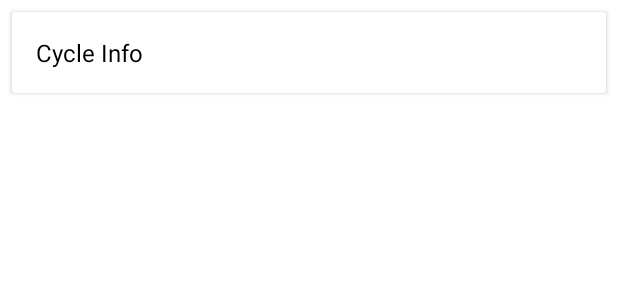
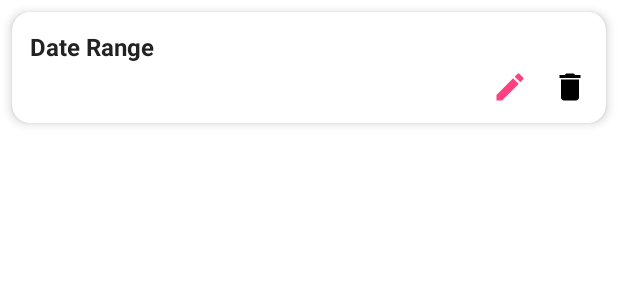
Before and after one commit to juniemariam/SyncWell, an Android app: the layout item_cycle_log.xml on its own in the app's theme, with its tools: preview values and no code run, on a phone screen of 412 x 824 dp. Shown: the top 300 px of the screen. Run offline under Robolectric (Android 15) with nearby library versions, the phone set to English and light mode, and no system bars.

Commit message:
Changes for layout

```diff
--- a/app/src/main/res/layout/item_cycle_log.xml
+++ b/app/src/main/res/layout/item_cycle_log.xml
@@ -1,16 +1,50 @@
 <?xml version="1.0" encoding="utf-8"?>
 <androidx.cardview.widget.CardView xmlns:android="http://schemas.android.com/apk/res/android"
+    xmlns:app="http://schemas.android.com/apk/res-auto"
     android:layout_width="match_parent"
+    android:layout_height="wrap_content"
     android:layout_margin="8dp"
-    android:layout_height="wrap_content"
-    android:elevation="4dp">
+    app:cardCornerRadius="12dp"
+    app:cardElevation="4dp">
 
-    <TextView
-        android:id="@+id/cycleLogText"
+    <LinearLayout
         android:layout_width="match_parent"
         android:layout_height="wrap_content"
-        android:padding="16dp"
-        android:text="Cycle Info"
-        android:textSize="16sp"
-        android:textColor="#000000" />
+        android:orientation="vertical"
+        android:padding="12dp">
+
+        <TextView
+            android:id="@+id/cycleLogText"
+            android:layout_width="match_parent"
+            android:layout_height="wrap_content"
+            android:text="Date Range"
+            android:textColor="#222"
+            android:textSize="16sp"
+            android:textStyle="bold"
+            android:layout_marginBottom="4dp" />
+
+        <LinearLayout
+            android:layout_width="match_parent"
+            android:layout_height="wrap_content"
+            android:orientation="horizontal"
+            android:gravity="end">
+
+            <ImageView
+                android:id="@+id/iconEdit"
+                android:layout_width="24dp"
+                android:layout_height="24dp"
+                android:layout_marginEnd="16dp"
+                android:src="@drawable/ic_edit"
+                android:contentDescription="Edit"
+                app:tint="@color/colorPrimary" />
+
+            <ImageView
+                android:id="@+id/iconDelete"
+                android:layout_width="24dp"
+                android:layout_height="24dp"
+                android:src="@drawable/ic_delete"
+                android:contentDescription="Delete"
+                app:tint="@color/black" />
+        </LinearLayout>
+    </LinearLayout>
 </androidx.cardview.widget.CardView>
--- a/app/src/main/res/values/colors.xml
+++ b/app/src/main/res/values/colors.xml
@@ -2,11 +2,14 @@
 <resources>
     <color name="purple_200">#FFBB86FC</color>
     <color name="purple_500">#FF6200EE</color>
-    <color name="purple_700">#FF3700B3</color>
+    <color name="purple_700">#42A3A9</color>
     <color name="teal_200">#FF03DAC5</color>
     <color name="teal_700">#FF018786</color>
     <color name="black">#FF000000</color>
     <color name="white">#FFFFFFFF</color>
     <color name="app_pink">#E91E63</color>
+    <color name="colorPrimary">#FF4081</color>
+    <color name="colorPrimaryDark">#08144D</color>
+
 
 </resources>
```
Also changed, not shown: app/src/main/res/layout/item_cycle.xml (deleted, +0 -38 lines), app/src/main/res/values/strings.xml (+11 -0 lines).
